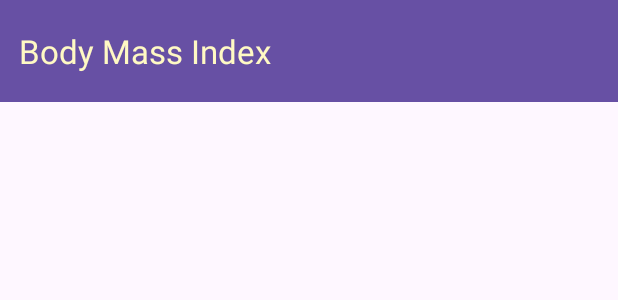
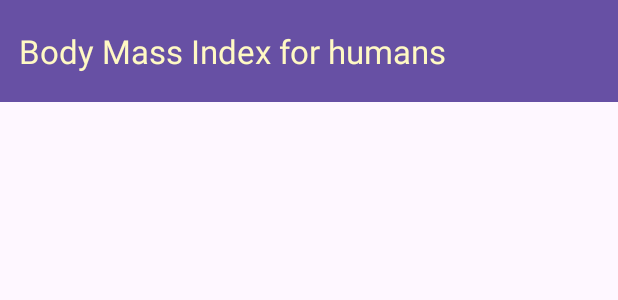
Before and after one commit to indranil-sarkar244/Fitness_Tracker_App8, an Android app: the layout activity_bmi.xml on its own in the app's theme, with its tools: preview values and no code run, on a phone screen of 412 x 824 dp. Shown: the top 300 px of the screen. Run offline under Robolectric (Android 15) with nearby library versions, the phone set to English and light mode, and no system bars.

Commit message:
try to push github

```diff
--- a/app/src/main/res/layout/activity_bmi.xml
+++ b/app/src/main/res/layout/activity_bmi.xml
@@ -20,6 +20,6 @@
         app:layout_constraintStart_toStartOf="parent"
         app:layout_constraintTop_toTopOf="parent"
         app:layout_constraintVertical_bias="0.5"
-        app:title="Body Mass Index"
+        app:title="Body Mass Index for humans"
         app:titleTextColor="#FFF9C4" />
 </androidx.constraintlayout.widget.ConstraintLayout>
```
